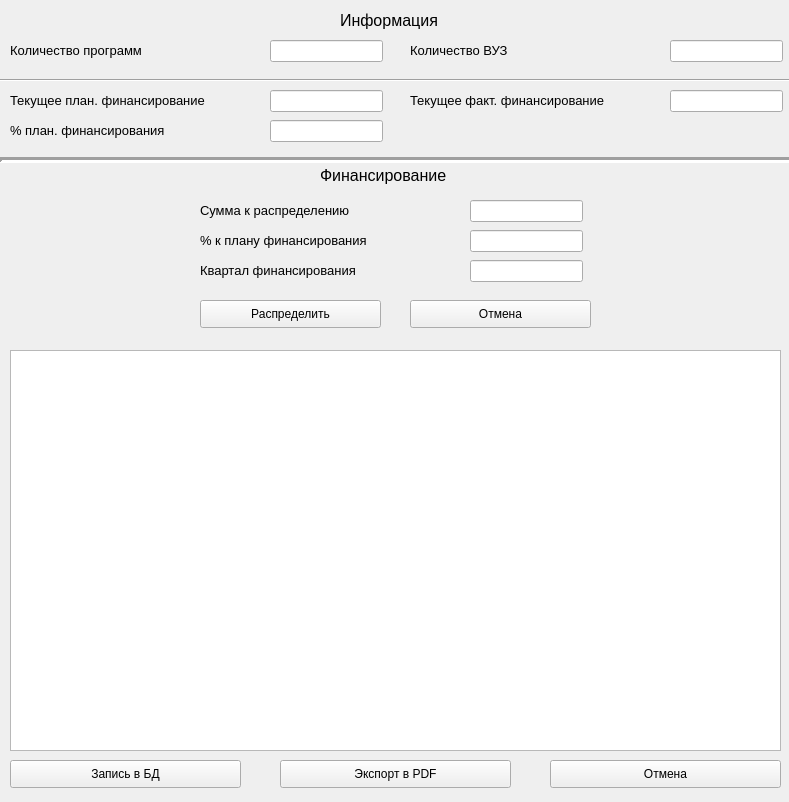
Above: testing/res/finans.ui from ShawaCat/SUBD before the change. Below: the same form after it.
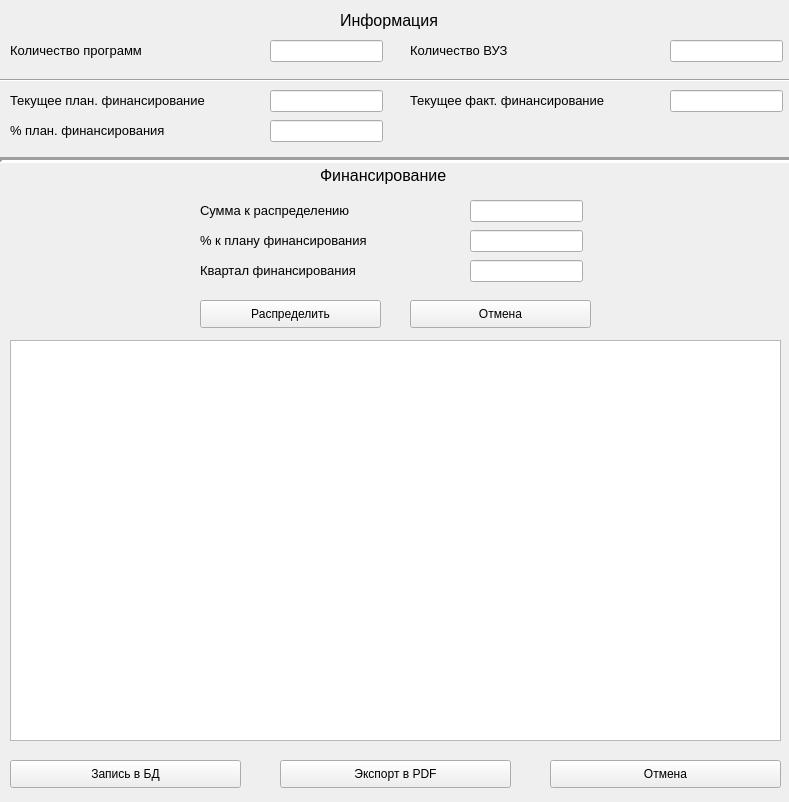
That is the form after the change.

The edit to the form file:
```diff
--- a/testing/res/finans.ui
+++ b/testing/res/finans.ui
@@ -416,16 +416,6 @@
      <string>Отмена</string>
     </property>
    </widget>
-   <widget class="QListView" name="listView">
-    <property name="geometry">
-     <rect>
-      <x>10</x>
-      <y>350</y>
-      <width>771</width>
-      <height>401</height>
-     </rect>
-    </property>
-   </widget>
    <widget class="QPushButton" name="write_to_db">
     <property name="geometry">
      <rect>
@@ -465,6 +455,16 @@
      <string>Экспорт в PDF</string>
     </property>
    </widget>
+   <widget class="QTableView" name="tableView">
+    <property name="geometry">
+     <rect>
+      <x>10</x>
+      <y>340</y>
+      <width>771</width>
+      <height>401</height>
+     </rect>
+    </property>
+   </widget>
   </widget>
  </widget>
  <resources/>
```
